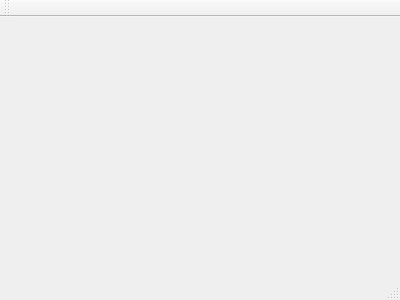
First picture: the form in mainwindow.ui, repository seekhoaurskhao/addressBookproject, before the edit.
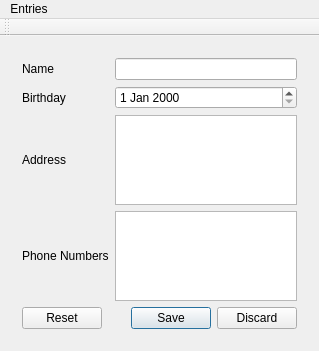
Second picture: the form after the edit. The open tabs and pages were chosen to show the change.

Patch:
```diff
--- a/mainwindow.ui
+++ b/mainwindow.ui
@@ -1,24 +1,127 @@
 <ui version="4.0">
  <class>MainWindow</class>
- <widget class="QMainWindow" name="MainWindow" >
-  <property name="geometry" >
+ <widget class="QMainWindow" name="MainWindow">
+  <property name="geometry">
    <rect>
     <x>0</x>
     <y>0</y>
-    <width>400</width>
-    <height>300</height>
+    <width>319</width>
+    <height>351</height>
    </rect>
   </property>
   <property name="windowTitle" >
    <string>MainWindow</string>
   </property>
-  <widget class="QMenuBar" name="menuBar" />
-  <widget class="QToolBar" name="mainToolBar" />
-  <widget class="QWidget" name="centralWidget" />
-  <widget class="QStatusBar" name="statusBar" />
+  <widget class="QWidget" name="centralWidget">
+   <layout class="QGridLayout" name="gridLayout">
+    <item row="0" column="0">
+     <widget class="QStackedWidget" name="stackedWidget">
+      <widget class="QWidget" name="listPage">
+       <layout class="QGridLayout" name="gridLayout_2">
+        <item row="0" column="0">
+         <widget class="QListWidget" name="listWidget"/>
+        </item>
+       </layout>
+      </widget>
+      <widget class="QWidget" name="detailPage">
+       <layout class="QGridLayout" name="gridLayout_3">
+        <item row="0" column="0">
+         <widget class="QLabel" name="label">
+          <property name="text">
+           <string>Name</string>
+          </property>
+         </widget>
+        </item>
+        <item row="0" column="1">
+         <widget class="QLineEdit" name="nameEdit"/>
+        </item>
+        <item row="1" column="0">
+         <widget class="QLabel" name="label_2">
+          <property name="text">
+           <string>Birthday</string>
+          </property>
+         </widget>
+        </item>
+        <item row="2" column="1">
+         <widget class="QPlainTextEdit" name="addressEdit"/>
+        </item>
+        <item row="2" column="0">
+         <widget class="QLabel" name="label_3">
+          <property name="text">
+           <string>Address</string>
+          </property>
+         </widget>
+        </item>
+        <item row="3" column="1">
+         <widget class="QPlainTextEdit" name="phoneNumbersEdit"/>
+        </item>
+        <item row="1" column="1">
+         <widget class="QDateEdit" name="birthdayEdit"/>
+        </item>
+        <item row="3" column="0">
+         <widget class="QLabel" name="label_4">
+          <property name="text">
+           <string>Phone Numbers</string>
+          </property>
+         </widget>
+        </item>
+        <item row="4" column="0" colspan="2">
+         <widget class="QDialogButtonBox" name="buttonBox">
+          <property name="standardButtons">
+           <set>QDialogButtonBox::Discard|QDialogButtonBox::Reset|QDialogButtonBox::Save</set>
+          </property>
+         </widget>
+        </item>
+       </layout>
+      </widget>
+     </widget>
+    </item>
+   </layout>
+  </widget>
+  <widget class="QMenuBar" name="menuBar">
+   <property name="geometry">
+    <rect>
+     <x>0</x>
+     <y>0</y>
+     <width>319</width>
+     <height>21</height>
+    </rect>
+   </property>
+   <widget class="QMenu" name="menuEntries">
+    <property name="title">
+     <string>Entries</string>
+    </property>
+    <addaction name="actionAdd"/>
+    <addaction name="actionEdit"/>
+    <addaction name="actionRemove"/>
+   </widget>
+   <addaction name="menuEntries"/>
+  </widget>
+  <widget class="QToolBar" name="mainToolBar">
+   <attribute name="toolBarArea">
+    <enum>TopToolBarArea</enum>
+   </attribute>
+   <attribute name="toolBarBreak">
+    <bool>false</bool>
+   </attribute>
+  </widget>
+  <action name="actionAdd">
+   <property name="text">
+    <string>Add</string>
+   </property>
+  </action>
+  <action name="actionEdit">
+   <property name="text">
+    <string>Edit</string>
+   </property>
+  </action>
+  <action name="actionRemove">
+   <property name="text">
+    <string>Remove</string>
+   </property>
+  </action>
  </widget>
- <layoutDefault spacing="6" margin="11" />
- <pixmapfunction></pixmapfunction>
+ <layoutdefault spacing="6" margin="11"/>
  <resources/>
  <connections/>
 </ui>
```
Left out of the diff: 3 changed lines with no effect on the pictures.
